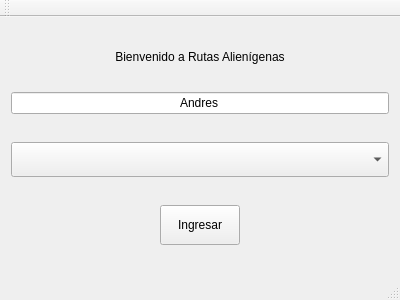
Above: Rutas/main/LogInView.ui from AndresMora04/Rutas before the change. Below: the same form after it.
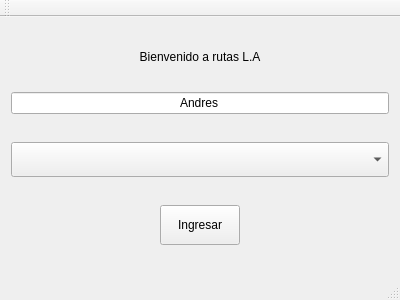
That is the form after the change.

The edit to the form file:
```diff
--- a/Rutas/main/LogInView.ui
+++ b/Rutas/main/LogInView.ui
@@ -48,7 +48,7 @@
        </sizepolicy>
       </property>
       <property name="text">
-       <string>Bienvenido a Rutas Alienígenas</string>
+       <string>Bienvenido a rutas L.A</string>
       </property>
       <property name="alignment">
        <set>Qt::AlignmentFlag::AlignCenter</set>
```
